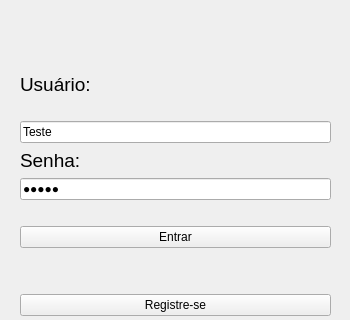
First picture: the form in login.ui, repository Buloque/To-Do, before the edit; both pictures show x 0 to 350 and y 126 to 446 of the 350 by 549 pixel window.
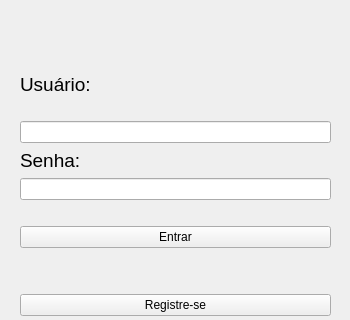
Second picture: the form after the edit. Icons and pictures are not drawn.

Patch:
```diff
--- a/login.ui
+++ b/login.ui
@@ -76,7 +76,7 @@
        <item>
         <widget class="QLineEdit" name="txtLogin">
          <property name="text">
-          <string>Teste</string>
+          <string/>
          </property>
         </widget>
        </item>
@@ -99,7 +99,7 @@
        <item>
         <widget class="QLineEdit" name="txtSenha">
          <property name="text">
-          <string>Teste</string>
+          <string/>
          </property>
          <property name="maxLength">
           <number>50</number>
```
